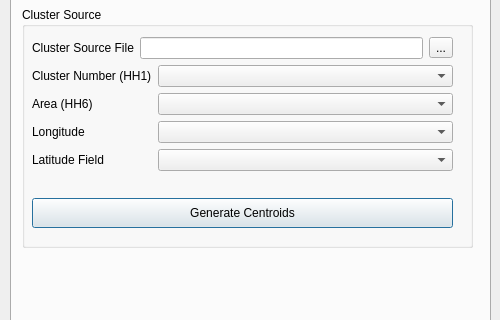
Qt form plugin/mgp_dialog.ui (unicef-drp/mics-geocoding) before a commit; both pictures show x 0 to 500 and y 159 to 479 of the 500 by 622 pixel window.
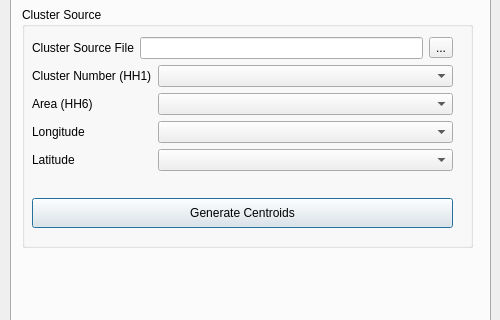
The same form after that commit.

Commit message: feat(ui): [13] Latitude Field -> Latitude

Diff of the .ui file:
```diff
--- a/plugin/mgp_dialog.ui
+++ b/plugin/mgp_dialog.ui
@@ -161,7 +161,7 @@
             <item row="3" column="0">
              <widget class="QLabel" name="latitudeFieldLabel_2">
               <property name="text">
-               <string>Latitude Field</string>
+               <string>Latitude</string>
               </property>
              </widget>
             </item>
```
The commit also changes 2 other files.
